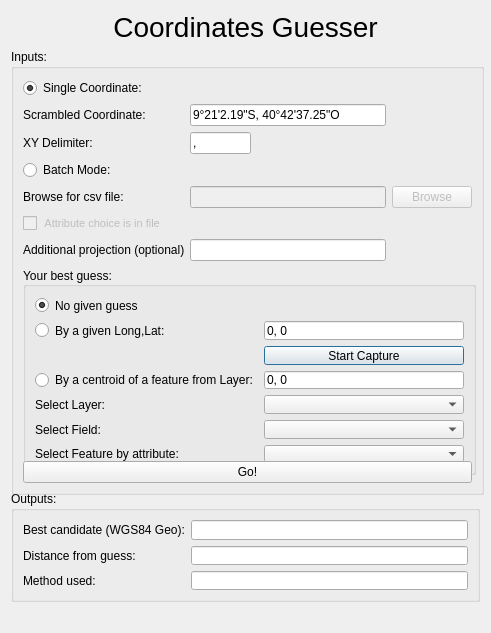
This is CoordGuesser_dialog_base.ui in jicrbuh/CoordinateGuesser as Qt 5 draws it before an edit. The edited form follows.
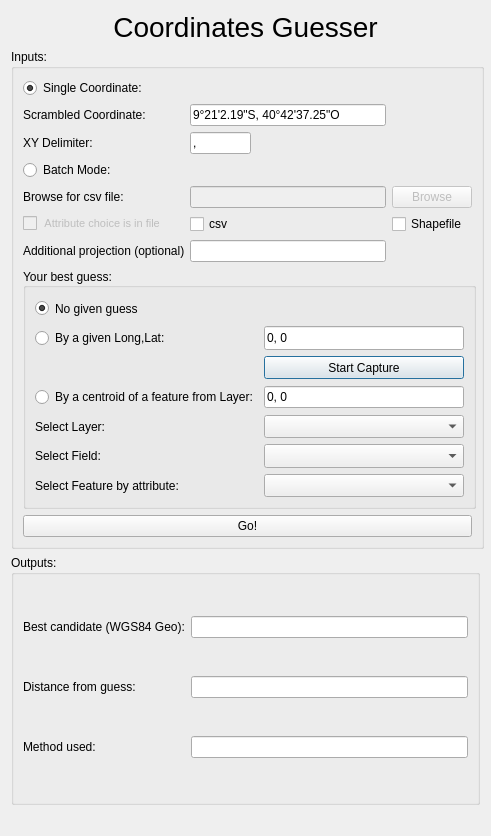
This is the edited form.

Commit message: batch mode now saves a shapefile layer with all successfully parsed coordinates

```diff
--- a/CoordGuesser_dialog_base.ui
+++ b/CoordGuesser_dialog_base.ui
@@ -7,7 +7,7 @@
     <x>0</x>
     <y>0</y>
     <width>491</width>
-    <height>633</height>
+    <height>836</height>
    </rect>
   </property>
   <property name="minimumSize">
@@ -104,7 +104,7 @@
       <string>Inputs:</string>
      </property>
      <layout class="QGridLayout" name="gridLayout_2">
-      <item row="7" column="0" colspan="5">
+      <item row="8" column="0" colspan="5">
        <widget class="QGroupBox" name="groupBox">
         <property name="sizePolicy">
          <sizepolicy hsizetype="Expanding" vsizetype="Expanding">
@@ -307,7 +307,7 @@
         </property>
        </widget>
       </item>
-      <item row="6" column="0">
+      <item row="7" column="0">
        <widget class="QLabel" name="label_10">
         <property name="toolTip">
          <string>&lt;html&gt;&lt;head/&gt;&lt;body&gt;&lt;p&gt;A valid UTM zone (e.g. &lt;span style=&quot; font-style:italic;&quot;&gt;60&lt;/span&gt;)&lt;/p&gt;&lt;/body&gt;&lt;/html&gt;</string>
@@ -337,6 +337,30 @@
         </attribute>
        </widget>
       </item>
+      <item row="7" column="1" colspan="3">
+       <widget class="QLineEdit" name="lineEdit_addProj">
+        <property name="toolTip">
+         <string>&lt;html&gt;&lt;head/&gt;&lt;body&gt;&lt;p&gt;A valid PROJ.4 string (e.g. &lt;span style=&quot; font-style:italic;&quot;&gt;+proj=longlat +datum=WGS84 +no_defs&lt;/span&gt;) or a UTM zone (e.g. &lt;span style=&quot; font-style:italic;&quot;&gt;60&lt;/span&gt;)&lt;/p&gt;&lt;/body&gt;&lt;/html&gt;</string>
+        </property>
+        <property name="text">
+         <string/>
+        </property>
+       </widget>
+      </item>
+      <item row="4" column="1" colspan="3">
+       <widget class="QLineEdit" name="lineEdit_filePath">
+        <property name="enabled">
+         <bool>false</bool>
+        </property>
+       </widget>
+      </item>
+      <item row="9" column="0" colspan="5">
+       <widget class="QPushButton" name="pushButton_Go">
+        <property name="text">
+         <string>Go!</string>
+        </property>
+       </widget>
+      </item>
       <item row="3" column="0">
        <widget class="QRadioButton" name="radioButton_batch">
         <property name="toolTip">
@@ -370,31 +394,7 @@
         </property>
        </widget>
       </item>
-      <item row="8" column="0" colspan="5">
-       <widget class="QPushButton" name="pushButton_Go">
-        <property name="text">
-         <string>Go!</string>
-        </property>
-       </widget>
-      </item>
-      <item row="4" column="1" colspan="3">
-       <widget class="QLineEdit" name="lineEdit_filePath">
-        <property name="enabled">
-         <bool>false</bool>
-        </property>
-       </widget>
-      </item>
-      <item row="6" column="1" colspan="3">
-       <widget class="QLineEdit" name="lineEdit_addProj">
-        <property name="toolTip">
-         <string>&lt;html&gt;&lt;head/&gt;&lt;body&gt;&lt;p&gt;A valid PROJ.4 string (e.g. &lt;span style=&quot; font-style:italic;&quot;&gt;+proj=longlat +datum=WGS84 +no_defs&lt;/span&gt;) or a UTM zone (e.g. &lt;span style=&quot; font-style:italic;&quot;&gt;60&lt;/span&gt;)&lt;/p&gt;&lt;/body&gt;&lt;/html&gt;</string>
-        </property>
-        <property name="text">
-         <string/>
-        </property>
-       </widget>
-      </item>
-      <item row="5" column="0">
+      <item row="6" column="0">
        <widget class="QCheckBox" name="checkBox_attr">
         <property name="enabled">
          <bool>false</bool>
@@ -425,6 +425,20 @@
         </property>
        </widget>
       </item>
+      <item row="6" column="1" colspan="3">
+       <widget class="QCheckBox" name="checkBox">
+        <property name="text">
+         <string>csv</string>
+        </property>
+       </widget>
+      </item>
+      <item row="6" column="4">
+       <widget class="QCheckBox" name="checkBox_2">
+        <property name="text">
+         <string>Shapefile</string>
+        </property>
+       </widget>
+      </item>
      </layout>
     </widget>
    </item>
```
The commit also changes 2 other files.
